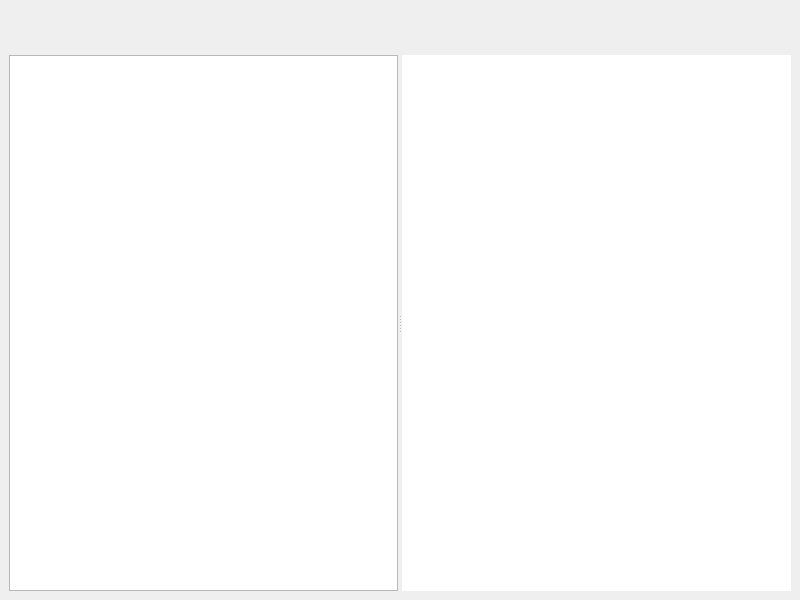
The window that mainwin.ui (SpeckenbachNet/PDFDocumentScannerM) describes before a commit, drawn with Qt 5.
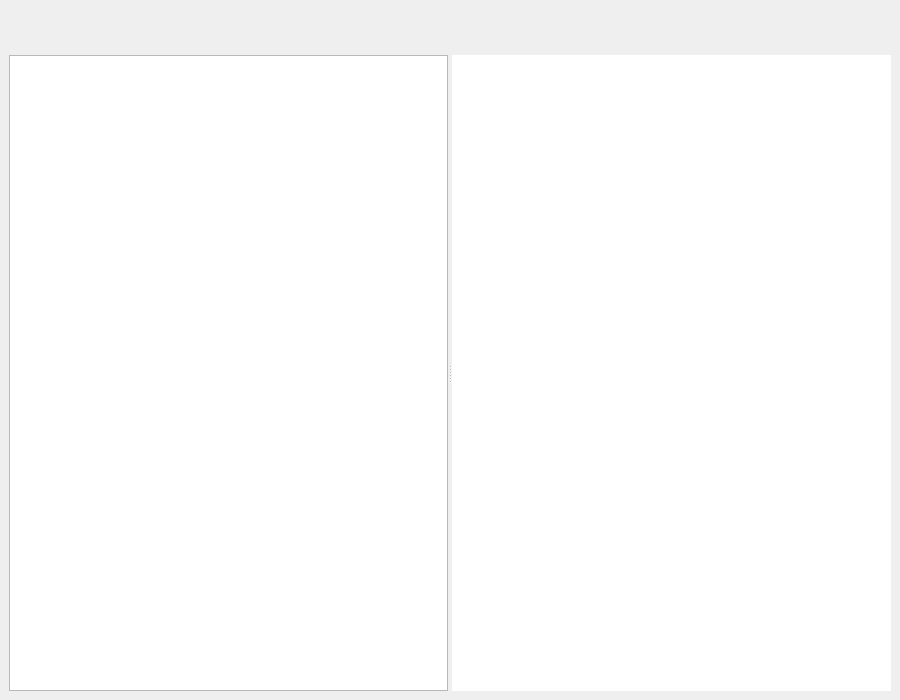
The same window after the commit. Custom widgets are drawn as their Qt base class.

```diff
--- a/mainwin.ui
+++ b/mainwin.ui
@@ -6,8 +6,8 @@
    <rect>
     <x>0</x>
     <y>0</y>
-    <width>800</width>
-    <height>600</height>
+    <width>900</width>
+    <height>700</height>
    </rect>
   </property>
   <property name="windowTitle">
```
